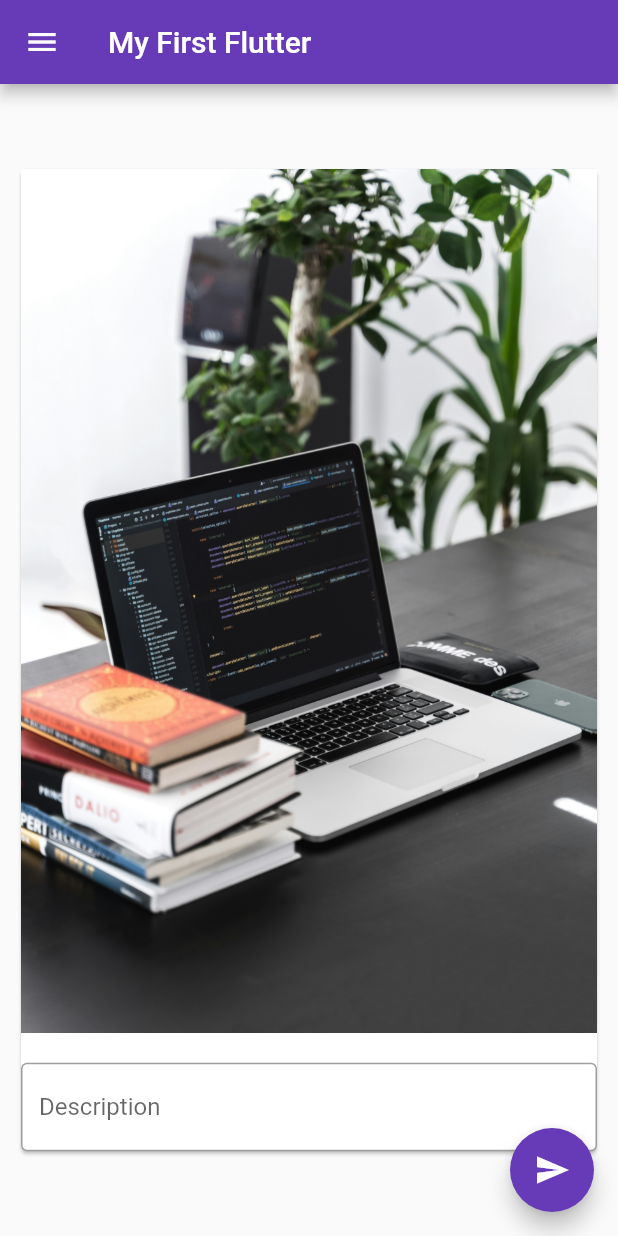
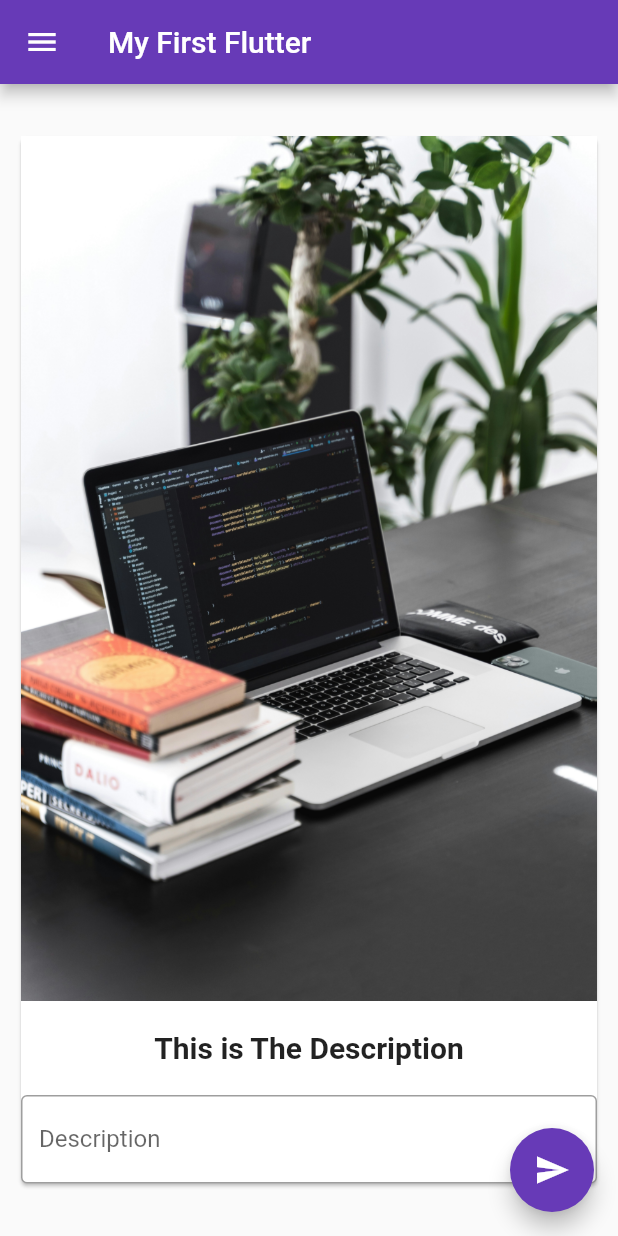
Before and after one commit to BeminDawoud/flutter_application_1, a Flutter app: the screen it shows after launch, on a phone screen of 412 x 824 dp. Run offline on Flutter 3.47's test engine with Material 3 defaults, Android fonts, the phone set to English and light mode, and no system bars.

Commit message:
Make it sateful

```diff
--- a/lib/main.dart
+++ b/lib/main.dart
@@ -11,8 +11,16 @@ void main() {
   ));
 }
 
-class HomePage extends StatelessWidget {
+class HomePage extends StatefulWidget {
   const HomePage({super.key});
+
+  @override
+  State<HomePage> createState() => _HomePageState();
+}
+
+class _HomePageState extends State<HomePage> {
+  var description = 'This is The Description';
+  TextEditingController _descriptionController = TextEditingController();
   @override
   Widget build(BuildContext context) {
     return Scaffold(
@@ -30,7 +38,15 @@ class HomePage extends StatelessWidget {
                   SizedBox(
                     height: 20,
                   ),
-                  const TextField(
+                  Text(
+                    description,
+                    style: TextStyle(fontWeight: FontWeight.bold, fontSize: 20),
+                  ),
+                  SizedBox(
+                    height: 20,
+                  ),
+                  TextField(
+                    controller: _descriptionController,
                     decoration: InputDecoration(
                         hintText: 'write a description',
                         labelText: 'Description',
@@ -43,7 +59,10 @@ class HomePage extends StatelessWidget {
         ),
       ),
       floatingActionButton: FloatingActionButton(
-        onPressed: () {},
+        onPressed: () {
+          description = _descriptionController.text;
+          setState(() {});
+        },
         child: Icon(Icons.send),
       ),
       drawer: Drawer(
```
